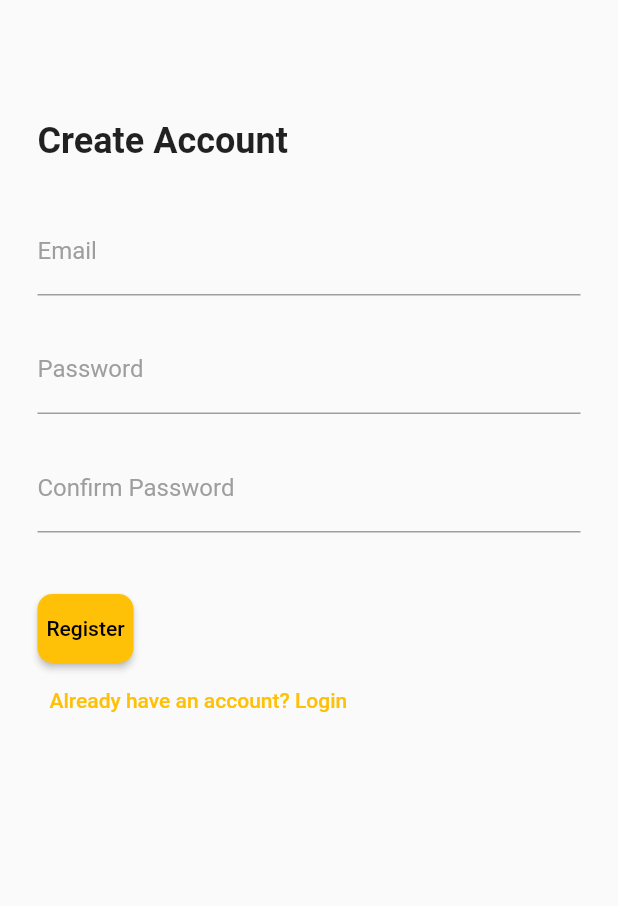
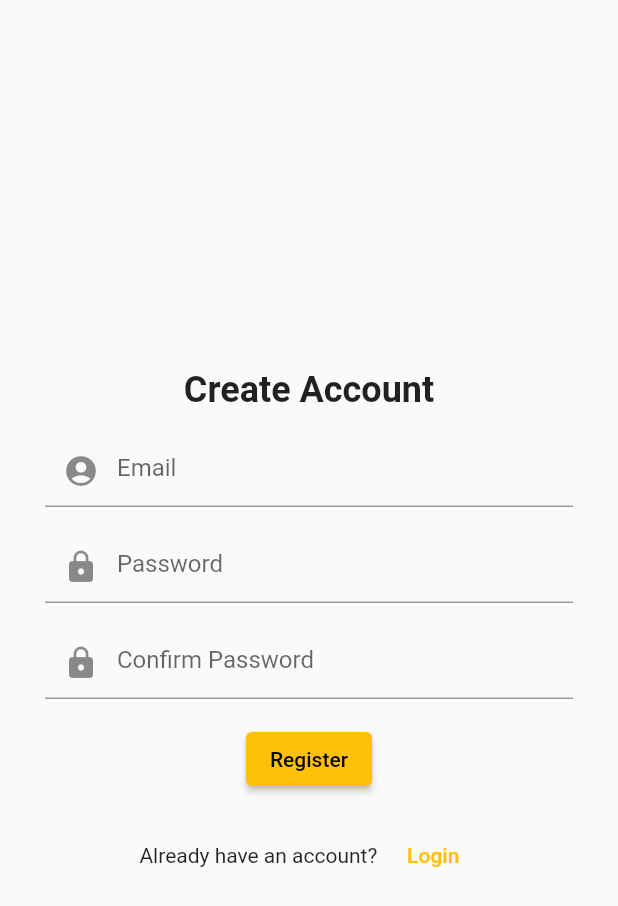
Before and after one commit to robertpalade/Task-Manager, a Flutter app: the screen it shows after launch, after a tap on "Sign up", on a phone screen of 412 x 824 dp. Shown: the top 906 px of the screen. Run offline on Flutter 3.47's test engine with Material 2 defaults, Android fonts, the phone set to English and light mode, and no system bars; our stand-ins replace cloud_firestore, firebase_auth, firebase_core, firebase_database, firebase_messaging, flutter_local_notifications and 3 more; missing offline and left inert: dart:html; accounts and stored records are empty.

Commit message:
register style

```diff
--- a/lib/login_screen.dart
+++ b/lib/login_screen.dart
@@ -29,6 +29,15 @@ class _LoginScreenState extends State<LoginScreen> {
         child: Column(
           mainAxisAlignment: MainAxisAlignment.center,
           children: [
+            const SizedBox(height: 16),
+            const Text(
+              'Login',
+              style: TextStyle(
+                fontSize: 24,
+                fontWeight: FontWeight.bold,
+              ),
+            ),
+            const SizedBox(height: 16),
             TextFormField(
               controller: emailController,
               keyboardType: TextInputType.emailAddress,
--- a/lib/register_screen.dart
+++ b/lib/register_screen.dart
@@ -18,13 +18,13 @@ class RegisterScreen extends StatelessWidget {
   Widget build(BuildContext context) {
     return Scaffold(
       body: Padding(
-        padding: const EdgeInsets.symmetric(horizontal: 25, vertical: 50),
+        padding: const EdgeInsets.symmetric(horizontal: 30, vertical: 50),
         child: Form(
           key: _formKey,
           child: Column(
-            crossAxisAlignment: CrossAxisAlignment.start,
+            mainAxisAlignment: MainAxisAlignment.center,
             children: [
-              const SizedBox(height: 30),
+              const SizedBox(height: 16),
               const Text(
                 'Create Account',
                 style: TextStyle(
@@ -32,61 +32,43 @@ class RegisterScreen extends StatelessWidget {
                   fontWeight: FontWeight.bold,
                 ),
               ),
-              const SizedBox(height: 30),
+              const SizedBox(height: 16),
               TextFormField(
                 controller: emailController,
                 keyboardType: TextInputType.emailAddress,
                 decoration: InputDecoration(
-                  labelText: 'Email',
-                  labelStyle: const TextStyle(color: Colors.grey),
-                  focusedBorder: const UnderlineInputBorder(
-                    borderSide: BorderSide(color: Colors.grey),
-                  ),
-                  enabledBorder: const UnderlineInputBorder(
-                    borderSide: BorderSide(color: Colors.grey),
+                  hintText: 'Email',
+                  prefixIcon: const Icon(Icons.account_circle),
                 ),
               ),
-              ),
-              const SizedBox(height: 20),
+              const SizedBox(height: 16),
               TextFormField(
                 controller: passwordController,
                 obscureText: true,
                 decoration: InputDecoration(
-                  labelText: 'Password',
-                  labelStyle: const TextStyle(color: Colors.grey),
-                  focusedBorder: const UnderlineInputBorder(
-                    borderSide: BorderSide(color: Colors.grey),
-                  ),
-                  enabledBorder: const UnderlineInputBorder(
-                    borderSide: BorderSide(color: Colors.grey),
+                  hintText: 'Password',
+                  prefixIcon: const Icon(Icons.lock),
                 ),
               ),
-              ),
-              const SizedBox(height: 20),
+              const SizedBox(height: 16),
               TextFormField(
                 controller: confirmPasswordController,
                 obscureText: true,
                 decoration: InputDecoration(
-                  labelText: 'Confirm Password',
-                  labelStyle: const TextStyle(color: Colors.grey),
-                  focusedBorder: const UnderlineInputBorder(
-                    borderSide: BorderSide(color: Colors.grey),
-                  ),
-                  enabledBorder: const UnderlineInputBorder(
-                    borderSide: BorderSide(color: Colors.grey),
-                  ),
+                  hintText: 'Confirm Password',
+                  prefixIcon: const Icon(Icons.lock),
                 ),
                 validator: (value) {
                   if (value == null || value.isEmpty) {
                     return 'Please enter a password';
                   }
                   if (value != passwordController.text) {
-                    return 'Password do not match';
+                    return 'Password does not match';
                   }
                   return null;
                 },
               ),
-              const SizedBox(height: 40),
+              const SizedBox(height: 16),
               ElevatedButton(
                 onPressed: () async {
                   if (_formKey.currentState!.validate()) {
@@ -99,15 +81,11 @@ class RegisterScreen extends StatelessWidget {
                         email: email,
                         password: password,
                       );
-
-                      // Get the newly created user's ID
                       String userId = userCredential.user!.uid;
-
-                      // Use the Firestore collection reference to add the user's data to the "users" collection
-                      await db.collection('users').doc(userId).set({
-                        'email': email
-                        // 'fullName': fullName, // Add user's full name
-                      });
+                      await db
+                          .collection('users')
+                          .doc(userId)
+                          .set({'email': email});
 
                       Navigator.pushReplacement(
                         context,
@@ -118,18 +96,13 @@ class RegisterScreen extends StatelessWidget {
 
                       ScaffoldMessenger.of(context).showSnackBar(const SnackBar(
                           content: Text('User registered successfully!')));
-
-                      // Registration successful, navigate to the home screen
-                      // or display a success message to the user
                     } on FirebaseAuthException catch (e) {
                       if (e.code == 'weak-password') {
-                        // Handle weak password error
                         ScaffoldMessenger.of(context).showSnackBar(
                             const SnackBar(
                                 content:
                                     Text('The password provided is too weak')));
                       } else if (e.code == 'email-already-in-use') {
-                        // Handle email already in use error
                         ScaffoldMessenger.of(context).showSnackBar(const SnackBar(
                             content: Text(
                                 'An account with this email already exists')));
@@ -141,23 +114,29 @@ class RegisterScreen extends StatelessWidget {
                     }
                   }
                 },
-                style: ElevatedButton.styleFrom(
-                  padding: const EdgeInsets.symmetric(vertical: 15),
-                  shape: RoundedRectangleBorder(
-                    borderRadius: BorderRadius.circular(10),
-                  ),
-                ),
+                // style: ElevatedButton.styleFrom(
+                //   padding: const EdgeInsets.symmetric(vertical: 15),
+                //   shape: RoundedRectangleBorder(
+                //     borderRadius: BorderRadius.circular(10),
+                //   ),
+                // ),
                 child: const Text('Register'),
               ),
+              const SizedBox(height: 16),
+              Row(
+                mainAxisAlignment: MainAxisAlignment.center,
+                children: [
+                  const Text('Already have an account? '),
                   TextButton(
                     onPressed: () {
-                  // Navigate to RegistrationScreen
                       Navigator.push(
                         context,
                         MaterialPageRoute(builder: (context) => LoginScreen()),
                       );
                     },
-                child: Text("Already have an account? Login"),
+                    child: const Text(" Login"),
+                  ),
+                ],
               ),
             ],
           ),
```
Lines whose indentation alone changed are shown as unchanged.
